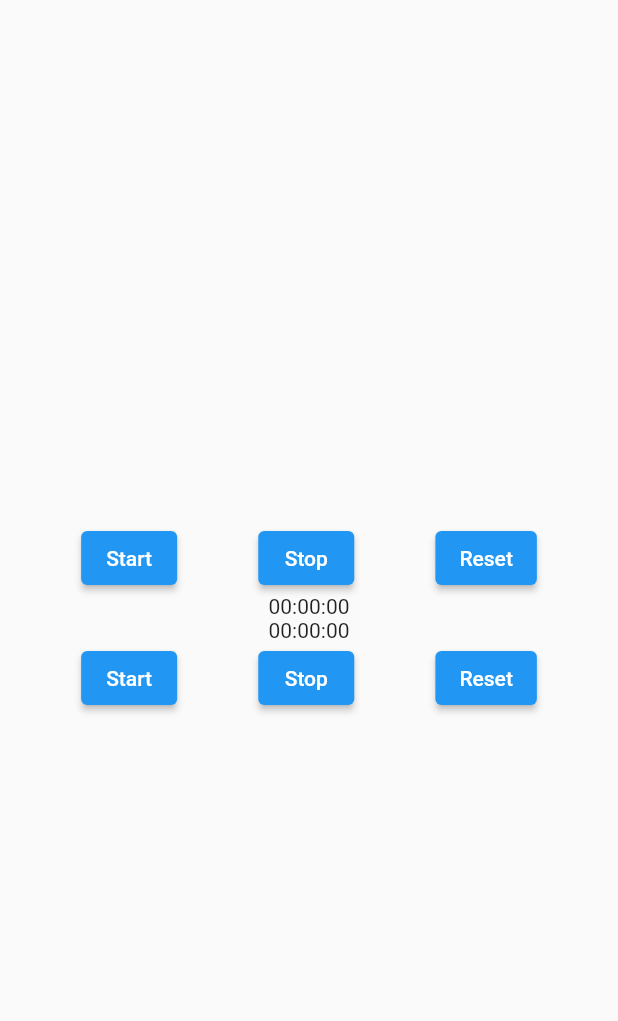
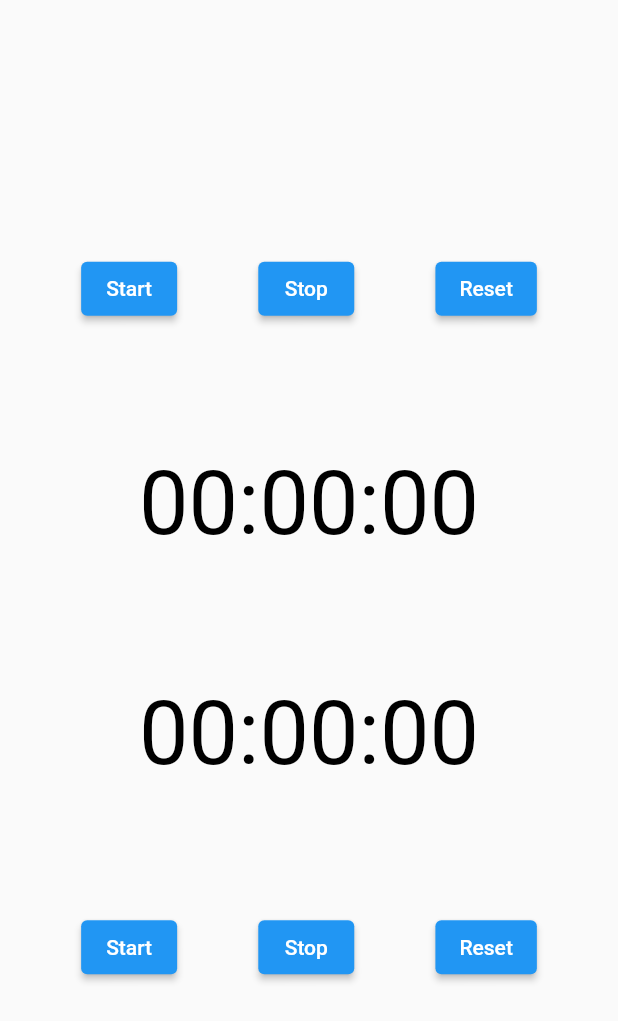
Before and after one commit to iseruuuuu/timer_battle_app, a Flutter app: the screen it shows after launch, on a phone screen of 412 x 824 dp. Shown: the top 1021 px of the screen. Run offline on Flutter 3.47's test engine with Material 2 defaults, Android fonts, the phone set to English and light mode, and no system bars.

Commit message:
fix: ボタンの位置や大きさを変更

```diff
--- a/lib/main.dart
+++ b/lib/main.dart
@@ -1,4 +1,5 @@
 import 'package:flutter/material.dart';
+import 'package:timer_battle_app/timer_battle/timer_battle_screen.dart';
 
 void main() {
   runApp(const MyApp());
@@ -14,74 +15,7 @@ class MyApp extends StatelessWidget {
       theme: ThemeData(
         primarySwatch: Colors.blue,
       ),
-      home: const MyHomePage(title: 'Flutter Demo Home Page'),
+      home: const TimerBattleScreen(),
     );
   }
 }
-
-class MyHomePage extends StatefulWidget {
-  const MyHomePage({Key? key, required this.title}) : super(key: key);
-
-  final String title;
-
-  @override
-  State<MyHomePage> createState() => _MyHomePageState();
-}
-
-class _MyHomePageState extends State<MyHomePage> {
-  int _counter = 0;
-
-  void _incrementCounter() {
-    setState(() {
-      _counter++;
-    });
-  }
-  @override
-  Widget build(BuildContext context) {
-    return Scaffold(
-      body: Center(
-        child: Column(
-          mainAxisAlignment: MainAxisAlignment.center,
-          children: <Widget>[
-            Row(
-              mainAxisAlignment: MainAxisAlignment.spaceEvenly,
-              children: [
-                ElevatedButton(
-                  onPressed: () {},
-                  child: const Text('Start'),
-                ),
-                ElevatedButton(
-                  onPressed: () {},
-                  child:  const Text('Stop'),
-                ),
-                ElevatedButton(
-                  onPressed: () {},
-                  child: const Text('Reset'),
-                ),
-              ],
-            ),
-            Text('00:00:00'),
-            Text('00:00:00'),
-            Row(
-              mainAxisAlignment: MainAxisAlignment.spaceEvenly,
-              children: [
-                ElevatedButton(
-                  onPressed: () {},
-                  child: const Text('Start'),
-                ),
-                ElevatedButton(
-                  onPressed: () {},
-                  child:  const Text('Stop'),
-                ),
-                ElevatedButton(
-                  onPressed: () {},
-                  child: const Text('Reset'),
-                ),
-              ],
-            ),
-          ],
-        ),
-      ),
-    );
-  }
-}
--- /dev/null
+++ b/lib/timer_battle/timer_battle_screen.dart
@@ -0,0 +1,70 @@
+import 'package:flutter/material.dart';
+
+class TimerBattleScreen extends StatelessWidget {
+  const TimerBattleScreen ({Key? key}) : super(key: key);
+
+  @override
+  Widget build(BuildContext context) {
+    final Size size = MediaQuery.of(context).size;
+    return Scaffold(
+      body: Center(
+        child: Column(
+          mainAxisAlignment: MainAxisAlignment.spaceEvenly,
+          children: <Widget>[
+           const SizedBox(),
+            Row(
+              mainAxisAlignment: MainAxisAlignment.spaceEvenly,
+              children: [
+                ElevatedButton(
+                  onPressed: () {},
+                  child: const Text('Start'),
+                ),
+                ElevatedButton(
+                  onPressed: () {},
+                  child:  const Text('Stop'),
+                ),
+                ElevatedButton(
+                  onPressed: () {},
+                  child: const Text('Reset'),
+                ),
+              ],
+            ),
+            Text(
+              '00:00:00',
+              style: TextStyle(
+                fontSize: size.width / 7,
+                color: Colors.black,
+              ),
+            ),
+            Text(
+              '00:00:00',
+              style: TextStyle(
+                fontSize: size.width / 7,
+                color: Colors.black,
+              ),
+            ),
+            Row(
+              mainAxisAlignment: MainAxisAlignment.spaceEvenly,
+              children: [
+                ElevatedButton(
+                  onPressed: () {},
+                  child: const Text('Start'),
+                ),
+                ElevatedButton(
+                  onPressed: () {},
+                  child:  const Text('Stop'),
+                ),
+                ElevatedButton(
+                  onPressed: () {},
+                  child: const Text('Reset'),
+                ),
+              ],
+            ),
+            const SizedBox(),
+          ],
+
+        ),
+      ),
+    );
+  }
+}
```
Also changed, not shown: lib/timer_battle/timer_battle_state.dart (added).
